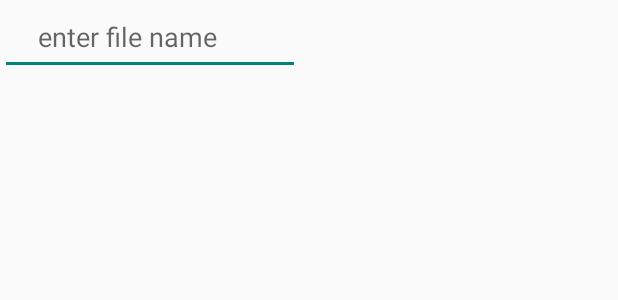
After one commit to mikosd/FakeSnap, an Android app: the layout filename_layout.xml on its own in the app's theme, with its tools: preview values and no code run, on a phone screen of 412 x 824 dp. The commit adds this screen. Shown: the top 300 px of the screen. Run offline under Robolectric (Android 15) with nearby library versions, the phone set to English and light mode, and no system bars.

Commit message:
Added Saving, fixed undo in mainActivity (was Capitalized causing a Error on Build).

```diff
--- a/app/src/main/java/com/example/mikos/fakesnaps/CaptureImage.java
+++ b/app/src/main/java/com/example/mikos/fakesnaps/CaptureImage.java
@@ -105,8 +105,6 @@ public class CaptureImage{
             thumb.compress(Bitmap.CompressFormat.JPEG, 100, thumbOut);
             thumbOut.close();
             return thumb;
-        } catch (FileNotFoundException ex) {
-            return null;
         } catch (IOException ex) {
             return null;
         }
--- /dev/null
+++ b/app/src/main/res/layout/filename_layout.xml
@@ -0,0 +1,16 @@
+<?xml version="1.0" encoding="utf-8"?>
+<android.support.constraint.ConstraintLayout
+    xmlns:android="http://schemas.android.com/apk/res/android" android:layout_width="match_parent"
+    android:layout_height="match_parent">
+
+    <EditText
+        android:id="@+id/filename_et"
+        android:inputType="text"
+        android:digits="0,1,2,3,4,5,6,7,8,9,qwertzuiopasdfghjklyxcvbnm,_,-"
+        android:hint="enter file name"
+        android:layout_height="50dp"
+        android:layout_width="200dp"
+        android:paddingStart="25dp"/>
+
+
+</android.support.constraint.ConstraintLayout>
```
Also changed, not shown: app/src/main/java/com/example/mikos/fakesnaps/DrawingView.java (+16 -0 lines), app/src/main/java/com/example/mikos/fakesnaps/MainActivity.java (+45 -4 lines), app/src/main/res/layout/activity_main.xml (+3 -4 lines).
